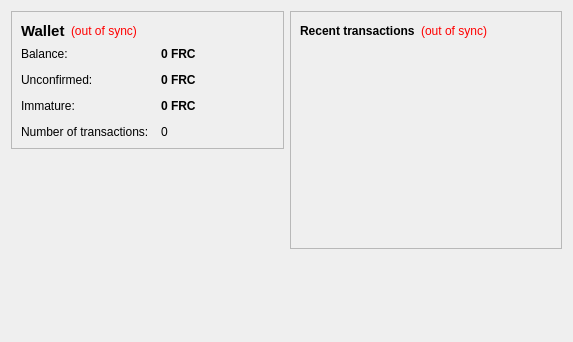
Before: the Qt Designer form src/qt/forms/overviewpage.ui in dixiecoin/dixiecoin, drawn with Qt 5.
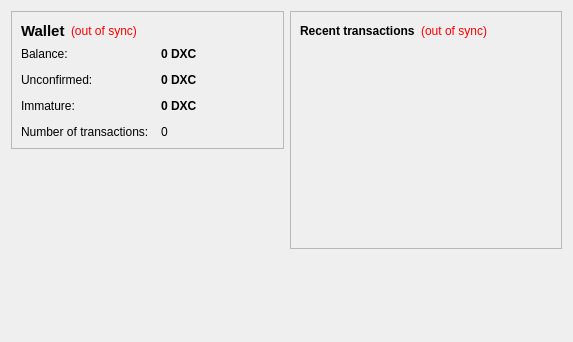
After: the same form once the commit is applied.

Diff of the .ui file:
```diff
--- a/src/qt/forms/overviewpage.ui
+++ b/src/qt/forms/overviewpage.ui
@@ -105,7 +105,7 @@
              <string>Your current balance</string>
             </property>
             <property name="text">
-             <string notr="true">0 FRC</string>
+             <string notr="true">0 DXC</string>
             </property>
             <property name="textInteractionFlags">
              <set>Qt::LinksAccessibleByMouse|Qt::TextSelectableByKeyboard|Qt::TextSelectableByMouse</set>
@@ -134,7 +134,7 @@
              <string>Total of transactions that have yet to be confirmed, and do not yet count toward the current balance</string>
             </property>
             <property name="text">
-             <string notr="true">0 FRC</string>
+             <string notr="true">0 DXC</string>
             </property>
             <property name="textInteractionFlags">
              <set>Qt::LinksAccessibleByMouse|Qt::TextSelectableByKeyboard|Qt::TextSelectableByMouse</set>
@@ -177,7 +177,7 @@
              <string>Mined balance that has not yet matured</string>
             </property>
             <property name="text">
-             <string notr="true">0 FRC</string>
+             <string notr="true">0 DXC</string>
             </property>
             <property name="textInteractionFlags">
              <set>Qt::LinksAccessibleByMouse|Qt::TextSelectableByKeyboard|Qt::TextSelectableByMouse</set>
```
Left out of the diff: 4 changed lines with no effect on the pictures.
